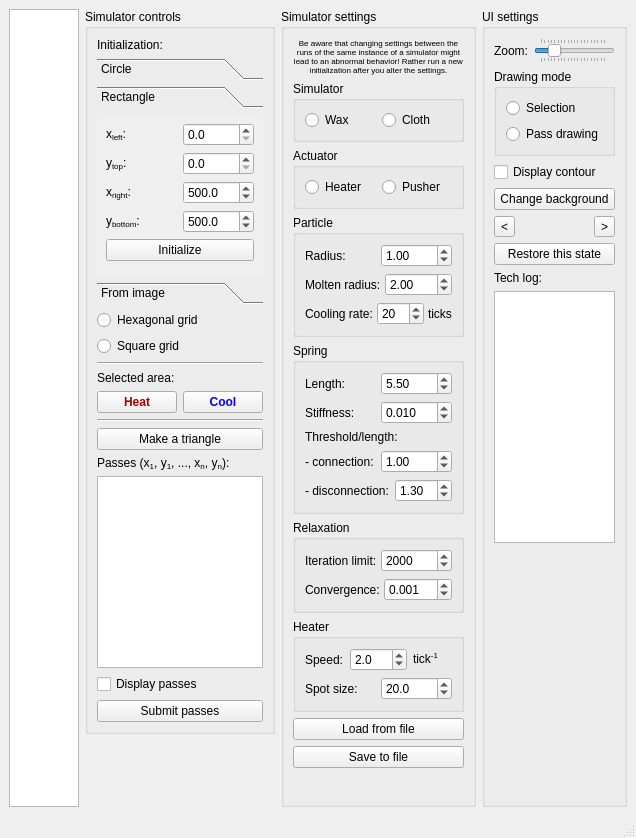
The window that simulator/ui/mainwindow.ui (dantrag/spring_simulator) describes before a commit, drawn with Qt 5.
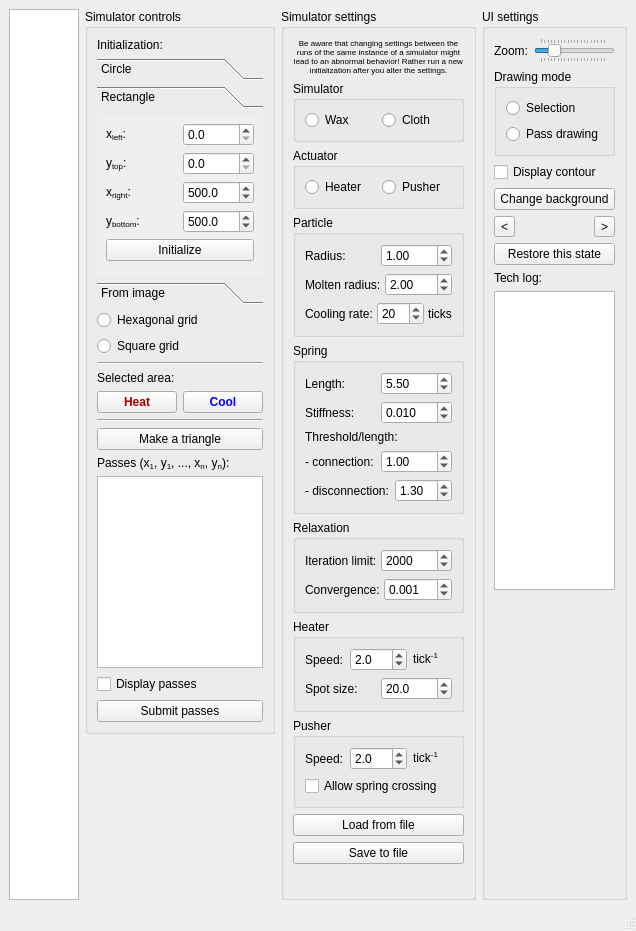
The same window after the commit. The open tabs and pages were chosen to show the change.

Commit message: Added spring crossing option to the Pusher

Diff of the .ui file:
```diff
--- a/simulator/ui/mainwindow.ui
+++ b/simulator/ui/mainwindow.ui
@@ -7,7 +7,7 @@
     <x>0</x>
     <y>0</y>
     <width>636</width>
-    <height>838</height>
+    <height>931</height>
    </rect>
   </property>
   <property name="windowTitle">
@@ -975,6 +975,56 @@
          </layout>
         </widget>
        </item>
+       <item>
+        <widget class="QGroupBox" name="static52">
+         <property name="title">
+          <string>Pusher</string>
+         </property>
+         <layout class="QVBoxLayout" name="layout37">
+          <item>
+           <layout class="QHBoxLayout" name="layout39">
+            <item>
+             <widget class="QLabel" name="static53">
+              <property name="text">
+               <string>Speed:</string>
+              </property>
+             </widget>
+            </item>
+            <item>
+             <widget class="QDoubleSpinBox" name="pusher_speed_spinbox">
+              <property name="decimals">
+               <number>1</number>
+              </property>
+              <property name="minimum">
+               <double>0.000000000000000</double>
+              </property>
+              <property name="maximum">
+               <double>999.000000000000000</double>
+              </property>
+              <property name="value">
+               <double>2.000000000000000</double>
+              </property>
+             </widget>
+            </item>
+            <item>
+             <widget class="QLabel" name="static54">
+              <property name="text">
+               <string>&lt;html&gt;&lt;head/&gt;&lt;body&gt;&lt;p&gt;tick&lt;span style=&quot; vertical-align:super;&quot;&gt;-1&lt;/span&gt;&lt;/p&gt;&lt;/body&gt;&lt;/html&gt;</string>
+              </property>
+             </widget>
+            </item>
+           </layout>
+          </item>
+          <item>
+           <widget class="QCheckBox" name="allow_spring_crossing">
+            <property name="text">
+             <string>Allow spring crossing</string>
+            </property>
+           </widget>
+          </item>
+         </layout>
+        </widget>
+       </item>
        <item>
         <widget class="QPushButton" name="load_settings_button">
          <property name="text">
```
Left out of the diff: 2 changed lines with no effect on the pictures. The commit also changes 11 other files.
